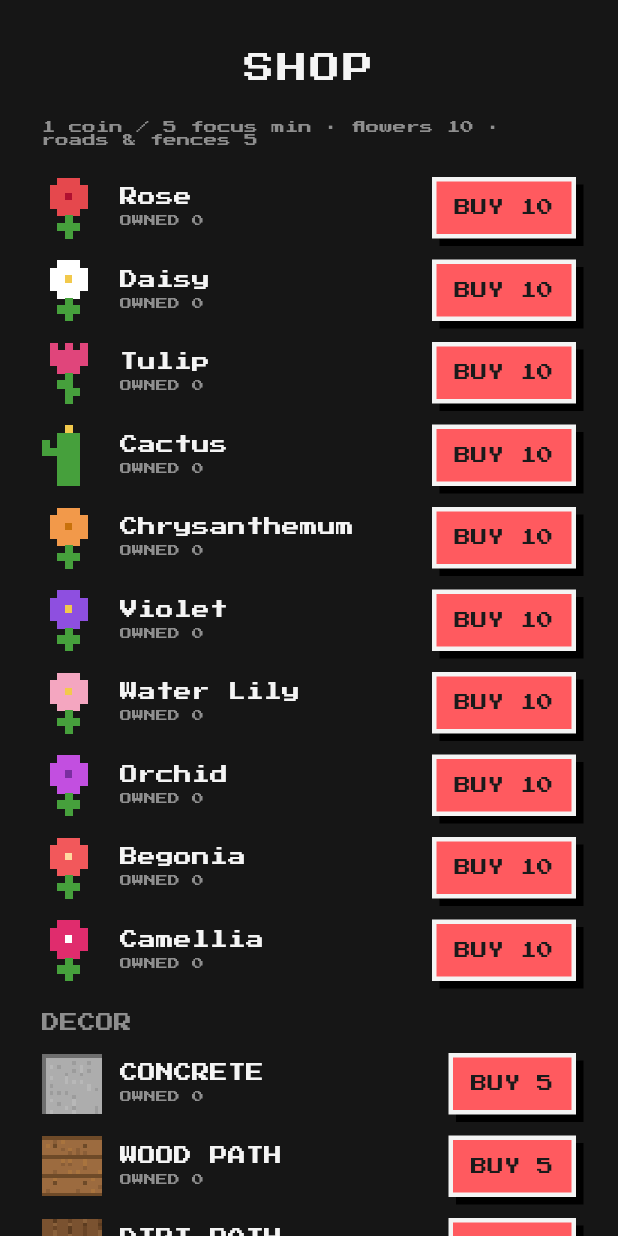
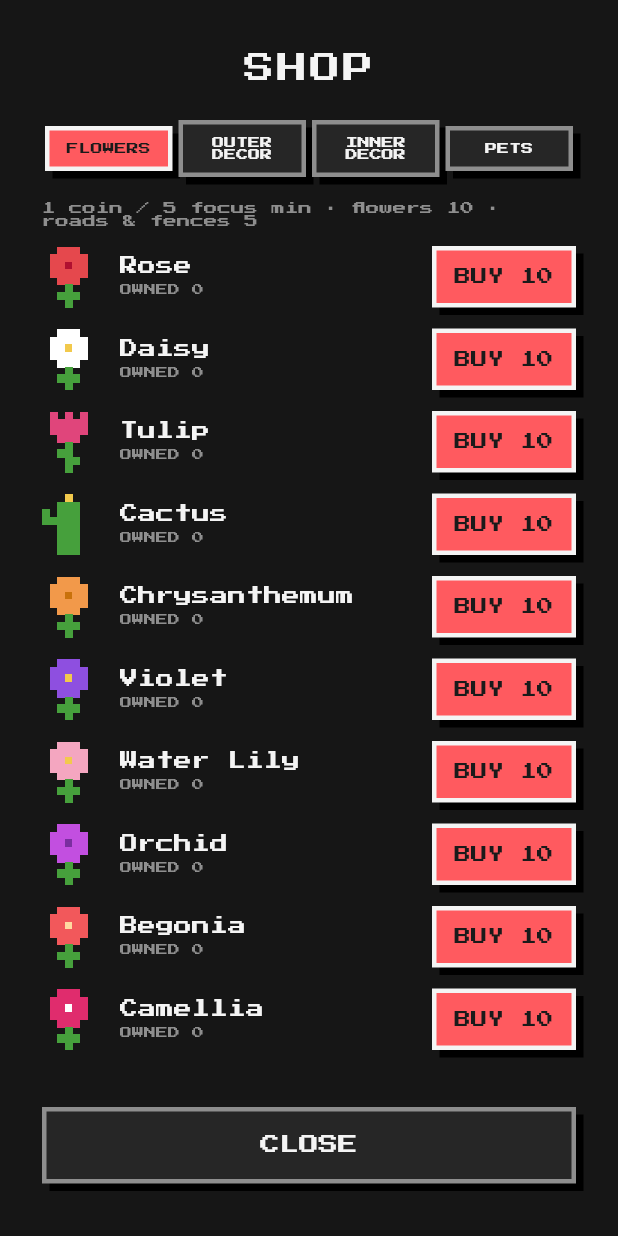
Before and after one commit to hero-999-dev/pixel_pomo, a Flutter app: the screen it shows after launch, after a tap on "1000", on a phone screen of 412 x 824 dp. Run offline on Flutter 3.47's test engine with Material 3 defaults, Android fonts, the phone set to English and light mode, and no system bars; our stand-ins replace share_plus, shared_preferences; missing offline and left inert: wallpaper_manager_flutter.

Commit message:
v13: store category tabs — flowers/outer/inner/pets (#6)

```diff
--- a/flutter/lib/main.dart
+++ b/flutter/lib/main.dart
@@ -743,19 +743,53 @@ class StatsScreen extends StatelessWidget {
 
 // ---- shop -------------------------------------------------------------------
 
-class ShopScreen extends StatelessWidget {
+class ShopScreen extends StatefulWidget {
   final AppStore s;
   const ShopScreen(this.s, {super.key});
+  @override
+  State<ShopScreen> createState() => _ShopScreenState();
+}
+
+class _ShopScreenState extends State<ShopScreen> {
+  int _tab = 0; // 0 flowers · 1 outer decor · 2 inner decor · 3 pets (#6)
 
   @override
   Widget build(BuildContext context) {
+    final s = widget.s;
     final th = s.theme;
     final lang = s.lang;
+    Widget tabBtn(String text, int i) => Expanded(
+          child: Padding(
+            padding: const EdgeInsets.symmetric(horizontal: 2),
+            child: _tab == i
+                ? primaryBtn(th, lang, text, () => setState(() => _tab = i), fontSize: 8, padding: const EdgeInsets.all(8))
+                : secondaryBtn(th, lang, text, () => setState(() => _tab = i), fontSize: 8, padding: const EdgeInsets.all(8)),
+          ),
+        );
     return overlayScaffold(context, s, t(lang, 'shop'), [
+      Row(children: [
+        tabBtn(t(lang, 'catFlowers'), 0),
+        tabBtn(t(lang, 'catOuter'), 1),
+        tabBtn(t(lang, 'catInner'), 2),
+        tabBtn(t(lang, 'catPets'), 3),
+      ]),
+      const SizedBox(height: 16),
+      if (_tab == 0) ...[
         Text(t(lang, 'shopHelp'), style: pixelStyle(lang, 9, col(th.onSurfaceDim))),
-      const SizedBox(height: 20),
-      for (final f in Flowers.all)
+        const SizedBox(height: 12),
+        for (final f in Flowers.all) _flowerRow(s, th, lang, f),
+      ] else if (_tab == 1) ...[
+        for (final id in Placeables.objectIds) _objectRow(s, th, lang, id),
+      ] else
         Padding(
+          padding: const EdgeInsets.symmetric(vertical: 40),
+          child: Center(child: Text(t(lang, 'comingSoon'), style: pixelStyle(lang, 12, col(th.onSurfaceDim)))),
+        ),
+    ]);
+  }
+
+  Widget _flowerRow(AppStore s, PixelTheme th, String lang, Flower f) {
+    return Padding(
       padding: const EdgeInsets.only(bottom: 14),
       child: Row(
         children: [
@@ -780,12 +814,7 @@ class ShopScreen extends StatelessWidget {
           ),
         ],
       ),
-        ),
-      const SizedBox(height: 8),
-      Text(t(lang, 'shopObjects'), style: pixelStyle(lang, 12, col(th.onSurfaceDim))),
-      const SizedBox(height: 14),
-      for (final id in Placeables.objectIds) _objectRow(s, th, lang, id),
-    ]);
+    );
   }
 
   Widget _objectRow(AppStore s, PixelTheme th, String lang, String id) {
--- a/flutter/lib/strings.dart
+++ b/flutter/lib/strings.dart
@@ -20,6 +20,7 @@ const Map<String, Map<String, String>> _s = {
     'shop': 'SHOP', 'buy': 'BUY', 'owned': 'OWNED {0}', 'notEnough': 'NOT ENOUGH COINS',
     'purchased': 'PURCHASED', 'shopHelp': '1 coin / 5 focus min · flowers 10 · roads & fences 5',
     'shopObjects': 'DECOR',
+    'catFlowers': 'FLOWERS', 'catOuter': 'OUTER DECOR', 'catInner': 'INNER DECOR', 'catPets': 'PETS', 'comingSoon': 'COMING SOON',
     'road_concrete': 'CONCRETE', 'road_wood': 'WOOD PATH', 'road_dirt': 'DIRT PATH', 'road_stone': 'STONE PATH',
     'fence_wood': 'WOOD FENCE', 'fence_dark': 'DARK FENCE', 'fence_stone': 'STONE FENCE',
     'garden': 'GARDEN', 'gardenHelp': 'CUSTOMIZE, then tap tiles. Pinch zoom · drag pan · twist to rotate.',
@@ -50,6 +51,7 @@ const Map<String, Map<String, String>> _s = {
     'shop': 'MAĞAZA', 'buy': 'AL', 'owned': 'SAHİP {0}', 'notEnough': 'YETERLİ ALTIN YOK',
     'purchased': 'SATIN ALINDI', 'shopHelp': '5 odak dk = 1 altın · çiçek 10 · yol ve çit 5',
     'shopObjects': 'SÜS',
+    'catFlowers': 'ÇİÇEKLER', 'catOuter': 'DIŞ SÜS', 'catInner': 'İÇ SÜS', 'catPets': 'EVCİLLER', 'comingSoon': 'YAKINDA',
     'road_concrete': 'BETON', 'road_wood': 'TAHTA YOL', 'road_dirt': 'TOPRAK YOL', 'road_stone': 'TAŞ YOL',
     'fence_wood': 'TAHTA ÇİT', 'fence_dark': 'KOYU ÇİT', 'fence_stone': 'TAŞ ÇİT',
     'garden': 'BAHÇE', 'gardenHelp': 'ÖZELLEŞTİR, sonra dokun. Yakınlaştır · sürükle · çevir.',
@@ -80,6 +82,7 @@ const Map<String, Map<String, String>> _s = {
     'shop': 'SKLEP', 'buy': 'KUP', 'owned': 'MASZ {0}', 'notEnough': 'ZA MAŁO MONET',
     'purchased': 'KUPIONO', 'shopHelp': '1 moneta / 5 min · kwiat 10 · droga i płot 5',
     'shopObjects': 'DEKORACJE',
+    'catFlowers': 'KWIATY', 'catOuter': 'DEKOR ZEWN.', 'catInner': 'DEKOR WEWN.', 'catPets': 'ZWIERZAKI', 'comingSoon': 'WKRÓTCE',
     'road_concrete': 'BETON', 'road_wood': 'DROGA DREW.', 'road_dirt': 'DROGA ZIEM.', 'road_stone': 'DROGA KAM.',
     'fence_wood': 'PŁOT DREW.', 'fence_dark': 'CIEMNY PŁOT', 'fence_stone': 'PŁOT KAM.',
     'garden': 'OGRÓD', 'gardenHelp': 'DOSTOSUJ, potem dotykaj. Szczyp · przeciągnij · obróć.',
@@ -110,6 +113,7 @@ const Map<String, Map<String, String>> _s = {
     'shop': 'SHOP', 'buy': 'KAUFEN', 'owned': 'BESITZ {0}', 'notEnough': 'ZU WENIG MÜNZEN',
     'purchased': 'GEKAUFT', 'shopHelp': '1 Münze / 5 Min · Blume 10 · Straße & Zaun 5',
     'shopObjects': 'DEKO',
+    'catFlowers': 'BLUMEN', 'catOuter': 'AUSSEN-DEKO', 'catInner': 'INNEN-DEKO', 'catPets': 'TIERE', 'comingSoon': 'BALD',
     'road_concrete': 'BETON', 'road_wood': 'HOLZWEG', 'road_dirt': 'ERDWEG', 'road_stone': 'STEINWEG',
     'fence_wood': 'HOLZZAUN', 'fence_dark': 'DUNKLER ZAUN', 'fence_stone': 'STEINZAUN',
     'garden': 'GARTEN', 'gardenHelp': 'ANPASSEN, dann tippen. Zoomen · ziehen · drehen.',
@@ -140,6 +144,7 @@ const Map<String, Map<String, String>> _s = {
     'shop': '상점', 'buy': '구매', 'owned': '보유 {0}', 'notEnough': '코인이 부족합니다',
     'purchased': '구매 완료', 'shopHelp': '5분당 1코인 · 꽃 10 · 길과 울타리 5',
     'shopObjects': '장식',
+    'catFlowers': '꽃', 'catOuter': '외부 장식', 'catInner': '내부 장식', 'catPets': '펫', 'comingSoon': '곧 출시',
     'road_concrete': '콘크리트', 'road_wood': '나무길', 'road_dirt': '흙길', 'road_stone': '돌길',
     'fence_wood': '나무 울타리', 'fence_dark': '진한 울타리', 'fence_stone': '돌 울타리',
     'garden': '정원', 'gardenHelp': '꾸미기 후 타일 탭. 확대 · 이동 · 회전.',
@@ -170,6 +175,7 @@ const Map<String, Map<String, String>> _s = {
     'shop': 'NEGOZIO', 'buy': 'COMPRA', 'owned': 'POSSEDUTI {0}', 'notEnough': 'MONETE INSUFFICIENTI',
     'purchased': 'ACQUISTATO', 'shopHelp': '1 moneta / 5 min · fiore 10 · strada e recinto 5',
     'shopObjects': 'DECORO',
+    'catFlowers': 'FIORI', 'catOuter': 'DECORO EST.', 'catInner': 'DECORO INT.', 'catPets': 'ANIMALI', 'comingSoon': 'IN ARRIVO',
     'road_concrete': 'CEMENTO', 'road_wood': 'VIA LEGNO', 'road_dirt': 'VIA TERRA', 'road_stone': 'VIA PIETRA',
     'fence_wood': 'REC. LEGNO', 'fence_dark': 'REC. SCURO', 'fence_stone': 'REC. PIETRA',
     'garden': 'GIARDINO', 'gardenHelp': 'PERSONALIZZA, poi tocca. Pizzica · trascina · ruota.',
```
Also changed, not shown: 1 other file. Lines whose indentation alone changed are shown as unchanged.
